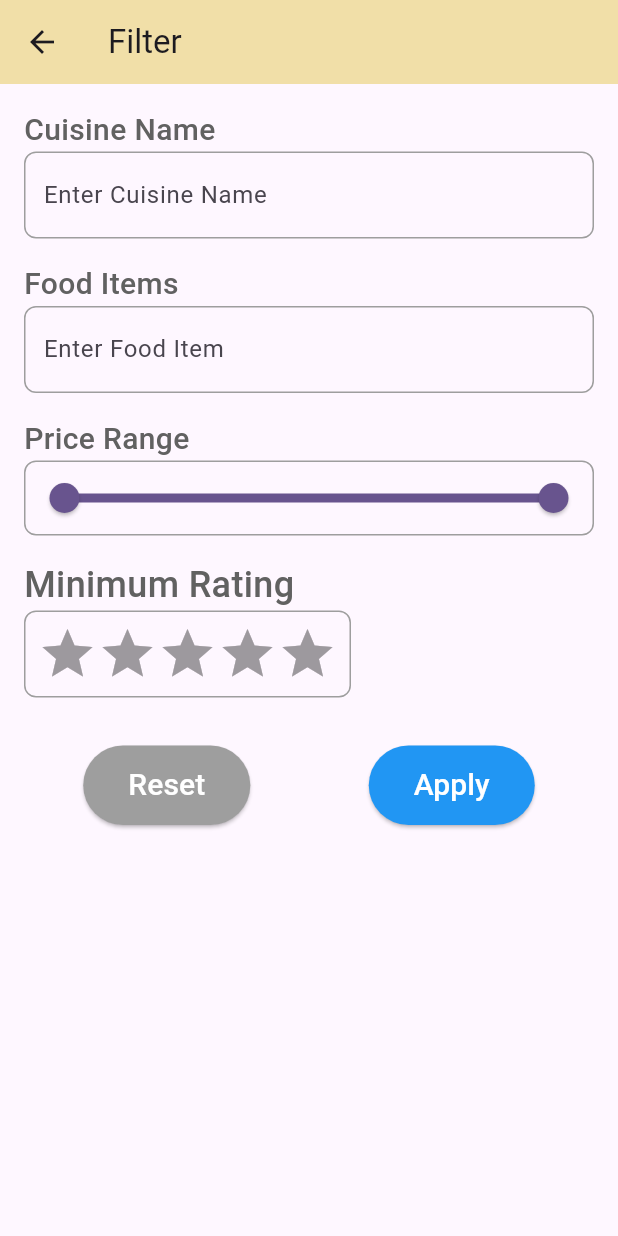
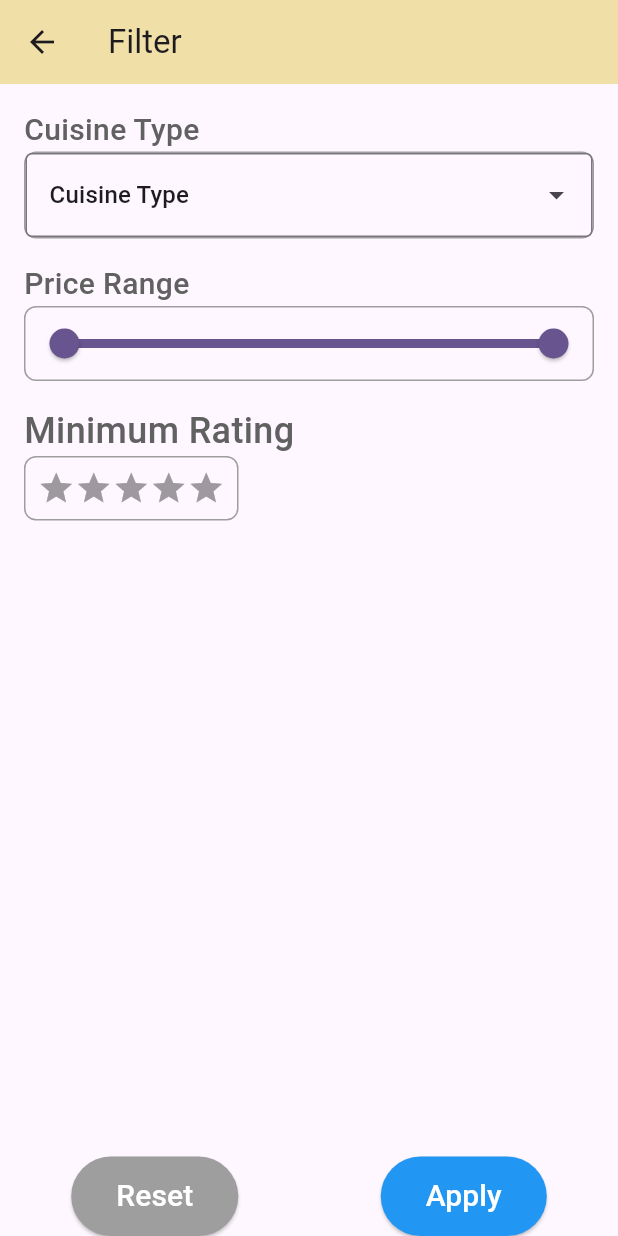
Before and after one commit to Debdaru07/one_banc_PHE_food_cart, a Flutter app: the FilterPage screen opened directly, after a tap on "Reset", on a phone screen of 412 x 824 dp. Run offline on Flutter 3.47's test engine with Material 3 defaults, Android fonts, the phone set to English and light mode, and no system bars; drawn by our look-alikes of dropdown_search, flutter_rating_bar; network calls fail.

Commit message:
filter page added.

```diff
--- a/lib/view/food_filter_page.dart
+++ b/lib/view/food_filter_page.dart
@@ -1,5 +1,9 @@
 import 'package:flutter/material.dart';
 import 'package:flutter_rating_bar/flutter_rating_bar.dart';
+import 'package:dropdown_search/dropdown_search.dart';
+import 'package:provider/provider.dart';
+
+import '../view_model/item_fetch_vm.dart';
 
 // Reusable Text Field Widget Function with Border
 Widget textFieldInput({
@@ -32,6 +36,42 @@ Widget textFieldInput({
     ],
   );
 }
+
+Widget dropdownSearchInput({
+  required String label,
+  required String hintText,
+  required List<String> options,
+  required Function(String?) onChanged,
+}) {
+  return Column(
+    crossAxisAlignment: CrossAxisAlignment.start,
+    children: [
+      Text(
+        label,
+        style: TextStyle(fontWeight: FontWeight.w500, fontSize: 20, color: Colors.grey[700]),
+      ),
+      Container(
+        decoration: BoxDecoration(
+          border: Border.all(color: Colors.grey[500]!, width: 1), // Grey border
+          borderRadius: BorderRadius.circular(8),
+        ),
+        child: DropdownSearch<String>(
+          // key: dropDownKey,
+          selectedItem: "Cuisine Type",
+          items: (filter, infiniteScrollProps) => options,
+          decoratorProps: DropDownDecoratorProps(
+            decoration: InputDecoration(
+              border: OutlineInputBorder(),
+            ),
+          ),
+          popupProps: PopupProps.menu(fit: FlexFit.loose, constraints: BoxConstraints()),
+        ),
+      ),
+      SizedBox(height: 16),
+    ],
+  );
+}
+
 
 // Reusable Range Slider Widget Function with Border
 Widget rangeSliderInput({
@@ -91,7 +131,7 @@ Widget ratingInput({
         child: RatingBar.builder(
           initialRating: initialRating,
           minRating: 0,
-          itemSize: 40,
+          itemSize: 25,
           allowHalfRating: true,
           itemCount: 5,
           itemBuilder: (context, _) => Icon(
@@ -118,7 +158,6 @@ class FilterPage extends StatefulWidget {
 
 class _FilterPageState extends State<FilterPage> {
   TextEditingController _cuisineController = TextEditingController();
-  TextEditingController _foodItemController = TextEditingController();
   double _minPrice = 0;
   double _maxPrice = 1000;
   double _rating = 0;
@@ -127,13 +166,10 @@ class _FilterPageState extends State<FilterPage> {
   void _applyFilter() {
     Map<String, dynamic> filterData = {
       'cuisine_name': _cuisineController.text,
-      'food_items': _foodItemController.text,
       'price_range': {'min': _minPrice, 'max': _maxPrice},
       'rating': _rating,
     };
 
-    // Call the onApplyFilter function from parent with the filter data
-    widget.onApplyFilter(filterData);
   }
 
   @override
@@ -143,22 +179,23 @@ class _FilterPageState extends State<FilterPage> {
         title: Text("Filter"),
         backgroundColor: const Color.fromARGB(255, 241, 223, 168),
       ),
-      body: Padding(
+      body: Consumer<FoodItemsVM>(
+        builder: (context, viewModel, child) => Padding(
           padding: const EdgeInsets.all(16.0),
           child: SingleChildScrollView(
             child: Column(
               crossAxisAlignment: CrossAxisAlignment.start,
               children: [
                 // Use widget functions for each field
-              textFieldInput(
-                label: "Cuisine Name",
-                controller: _cuisineController,
-                hintText: "Enter Cuisine Name",
-              ),
-              textFieldInput(
-                label: "Food Items",
-                controller: _foodItemController,
-                hintText: "Enter Food Item",
+                dropdownSearchInput(
+                  label: 'Cuisine Type',
+                  hintText: 'Select Cuisine',
+                  options: viewModel.cuisineTypes,
+                  onChanged: (value) {
+                    setState(() {
+                      _cuisineController.text = value ?? '';
+                    });
+                  },
                 ),
                 rangeSliderInput(
                   label: "Price Range",
@@ -182,12 +219,23 @@ class _FilterPageState extends State<FilterPage> {
                 ),
                 SizedBox(height: 16),
                 // Apply Filter Button
-              Row(
+
+              ],
+            ),
+          ),
+        ),
+      ),
+      bottomNavigationBar: Row(
         mainAxisAlignment: MainAxisAlignment.spaceAround,
         children: [
           ElevatedButton(
             onPressed: () {
-
+              setState(() {
+                _cuisineController.clear();
+                _minPrice = 0;
+                _maxPrice = 1000;
+                _rating = 0;
+              });
             },
             child: Text("Reset", style: TextStyle(color: Colors.white,fontSize: 20,),),
             style: ElevatedButton.styleFrom(
@@ -204,11 +252,7 @@ class _FilterPageState extends State<FilterPage> {
             ),
           ),
         ],
-              ),
-            ],
-          ),
-        ),
-      ),
+      )
     );
   }
 }
--- a/lib/view_model/item_fetch_vm.dart
+++ b/lib/view_model/item_fetch_vm.dart
@@ -34,6 +34,14 @@ class FoodItemsVM extends ChangeNotifier {
     notifyListeners();
   }
 
+  List<String> _cuisineTypes = [];
+  List<String> get cuisineTypes => _cuisineTypes;
+
+  setCuisines(List<String> val) {
+    _cuisineTypes = val;
+    notifyListeners();
+  }
+
   // Function 1: Fetch all items
   Future<void> fetchItemList(ItemListRequestModel requestModel) async {
     var url = AppUrl().itemsEndPointURL;
@@ -48,11 +56,24 @@ class FoodItemsVM extends ChangeNotifier {
         toJson: (_) => requestModel.toJson(),
         fromJson: (json) => ItemsListModel.fromJson(json),
       );
+      setCuisines(getCuisineNames(response));
       setItemsListModel(response);
       _updateState(RequestState.completed);
     } catch (e) {
       _updateState(RequestState.error, errorMessage: e.toString());
     }
+  }
+
+  List<String> getCuisineNames(ItemsListModel itemsListModel) {
+    List<String> cuisineNames = [];
+    if (itemsListModel.cuisines != null) {
+      for (var cuisine in itemsListModel.cuisines!) {
+        if (cuisine.cuisineName != null) {
+          cuisineNames.add(cuisine.cuisineName!);
+        }
+      }
+    }
+    return cuisineNames;
   }
 
   ItemDetailsResponseModel? _itemDetails;
--- a/pubspec.yaml
+++ b/pubspec.yaml
@@ -40,6 +40,8 @@ dependencies:
   flutter_rating_bar: ^4.0.1
   mockito: ^5.4.4
   build_runner: ^2.3.3
+  dropdown_search: ^6.0.2
+
   # flutter_dotenv: ^5.0.2
 
 dev_dependencies:
```
Also changed, not shown: lib/view/food_search_menu.dart (+0 -17 lines), pubspec.lock. Lines whose indentation alone changed are shown as unchanged.
